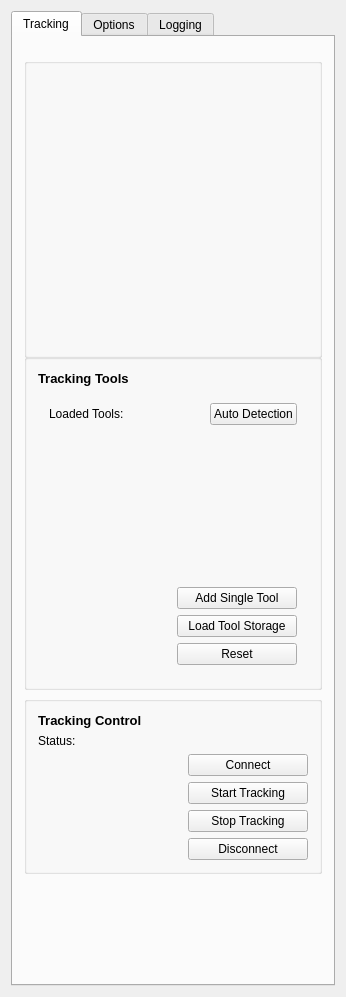
Old version of the form Plugins/org.mitk.gui.qt.igttracking/src/internal/QmitkMITKIGTTrackingToolboxViewControls.ui in the repository MITK/MITK.
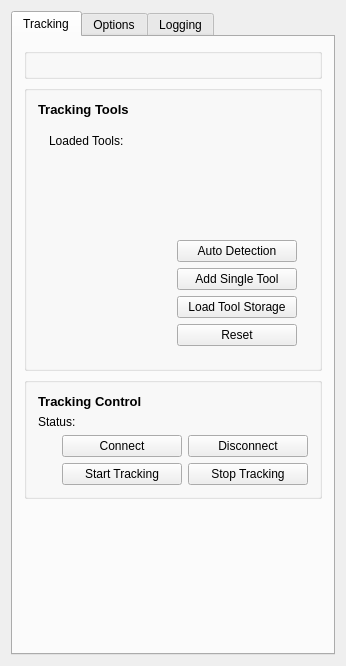
New version of the form. Custom widgets are drawn as their Qt base class.

```diff
--- a/Plugins/org.mitk.gui.qt.igttracking/src/internal/QmitkMITKIGTTrackingToolboxViewControls.ui
+++ b/Plugins/org.mitk.gui.qt.igttracking/src/internal/QmitkMITKIGTTrackingToolboxViewControls.ui
@@ -7,7 +7,7 @@
     <x>0</x>
     <y>0</y>
     <width>346</width>
-    <height>997</height>
+    <height>666</height>
    </rect>
   </property>
   <property name="minimumSize">
@@ -41,7 +41,7 @@
          <property name="minimumSize">
           <size>
            <width>0</width>
-           <height>300</height>
+           <height>0</height>
           </size>
          </property>
          <property name="maximumSize">
@@ -100,9 +100,7 @@
              <number>0</number>
             </property>
             <widget class="QWidget" name="page">
-             <layout class="QVBoxLayout" name="verticalLayout">
-              <item>
-               <layout class="QHBoxLayout" name="m_LoadedToolsLayout">
+             <layout class="QVBoxLayout" name="verticalLayout_11">
                 <item>
                  <widget class="QLabel" name="m_toolLabel">
                   <property name="text">
@@ -111,52 +109,45 @@
                  </widget>
                 </item>
                 <item>
+               <widget class="QmitkToolTrackingStatusWidget" name="m_TrackingToolsStatusWidget" native="true">
+                <property name="minimumSize">
+                 <size>
+                  <width>200</width>
+                  <height>80</height>
+                 </size>
+                </property>
+               </widget>
+              </item>
+              <item>
+               <layout class="QHBoxLayout" name="horizontalLayout_9">
+                <item>
                  <spacer name="horizontalSpacer_7">
                   <property name="orientation">
                    <enum>Qt::Horizontal</enum>
                   </property>
                   <property name="sizeHint" stdset="0">
                    <size>
-                    <width>40</width>
-                    <height>20</height>
+                    <width>13</width>
+                    <height>49</height>
                    </size>
                   </property>
                  </spacer>
                 </item>
+                <item>
+                 <layout class="QVBoxLayout" name="verticalLayout">
                 <item>
                  <widget class="QPushButton" name="m_AutoDetectTools">
+                    <property name="minimumSize">
+                     <size>
+                      <width>120</width>
+                      <height>0</height>
+                     </size>
+                    </property>
                   <property name="text">
                    <string>Auto Detection</string>
                   </property>
                  </widget>
                 </item>
-               </layout>
-              </item>
-              <item>
-               <widget class="QmitkToolTrackingStatusWidget" name="m_TrackingToolsStatusWidget" native="true">
-                <property name="minimumSize">
-                 <size>
-                  <width>200</width>
-                  <height>150</height>
-                 </size>
-                </property>
-               </widget>
-              </item>
-              <item>
-               <layout class="QHBoxLayout" name="m_AddSingleToolLayout">
-                <item>
-                 <spacer name="horizontalSpacer_9">
-                  <property name="orientation">
-                   <enum>Qt::Horizontal</enum>
-                  </property>
-                  <property name="sizeHint" stdset="0">
-                   <size>
-                    <width>40</width>
-                    <height>20</height>
-                   </size>
-                  </property>
-                 </spacer>
-                </item>
                 <item>
                  <widget class="QPushButton" name="m_AddSingleTool">
                   <property name="minimumSize">
@@ -170,23 +161,6 @@
                   </property>
                  </widget>
                 </item>
-               </layout>
-              </item>
-              <item>
-               <layout class="QHBoxLayout" name="m_LoadToolStorageLayout">
-                <item>
-                 <spacer name="horizontalSpacer">
-                  <property name="orientation">
-                   <enum>Qt::Horizontal</enum>
-                  </property>
-                  <property name="sizeHint" stdset="0">
-                   <size>
-                    <width>40</width>
-                    <height>20</height>
-                   </size>
-                  </property>
-                 </spacer>
-                </item>
                 <item>
                  <widget class="QPushButton" name="m_LoadTools">
                   <property name="minimumSize">
@@ -200,23 +174,6 @@
                   </property>
                  </widget>
                 </item>
-               </layout>
-              </item>
-              <item>
-               <layout class="QHBoxLayout" name="m_ResetLayout">
-                <item>
-                 <spacer name="horizontalSpacer_8">
-                  <property name="orientation">
-                   <enum>Qt::Horizontal</enum>
-                  </property>
-                  <property name="sizeHint" stdset="0">
-                   <size>
-                    <width>40</width>
-                    <height>20</height>
-                   </size>
-                  </property>
-                 </spacer>
-                </item>
                 <item>
                  <widget class="QPushButton" name="m_ResetTools">
                   <property name="minimumSize">
@@ -233,6 +190,8 @@
                </layout>
               </item>
              </layout>
+              </item>
+             </layout>
             </widget>
             <widget class="QWidget" name="page_2">
              <layout class="QVBoxLayout" name="verticalLayout_10">
@@ -298,6 +257,19 @@
               </property>
              </widget>
             </item>
+            <item>
+             <widget class="QPushButton" name="m_Disconnect">
+              <property name="minimumSize">
+               <size>
+                <width>120</width>
+                <height>0</height>
+               </size>
+              </property>
+              <property name="text">
+               <string>Disconnect</string>
+              </property>
+             </widget>
+            </item>
            </layout>
           </item>
           <item>
@@ -328,23 +300,6 @@
               </property>
              </widget>
             </item>
-           </layout>
-          </item>
-          <item>
-           <layout class="QHBoxLayout" name="horizontalLayout_3">
-            <item>
-             <spacer name="horizontalSpacer_3">
-              <property name="orientation">
-               <enum>Qt::Horizontal</enum>
-              </property>
-              <property name="sizeHint" stdset="0">
-               <size>
-                <width>40</width>
-                <height>20</height>
-               </size>
-              </property>
-             </spacer>
-            </item>
             <item>
              <widget class="QPushButton" name="m_StopTracking">
               <property name="minimumSize">
@@ -360,36 +315,6 @@
             </item>
            </layout>
           </item>
-          <item>
-           <layout class="QHBoxLayout" name="horizontalLayout_8">
-            <item>
-             <spacer name="horizontalSpacer_10">
-              <property name="orientation">
-               <enum>Qt::Horizontal</enum>
-              </property>
-              <property name="sizeHint" stdset="0">
-               <size>
-                <width>40</width>
-                <height>20</height>
-               </size>
-              </property>
-             </spacer>
-            </item>
-            <item>
-             <widget class="QPushButton" name="m_Disconnect">
-              <property name="minimumSize">
-               <size>
-                <width>120</width>
-                <height>0</height>
-               </size>
-              </property>
-              <property name="text">
-               <string>Disconnect</string>
-              </property>
-             </widget>
-            </item>
-           </layout>
-          </item>
          </layout>
         </widget>
        </item>
```
Lines whose indentation alone changed are shown as unchanged.
